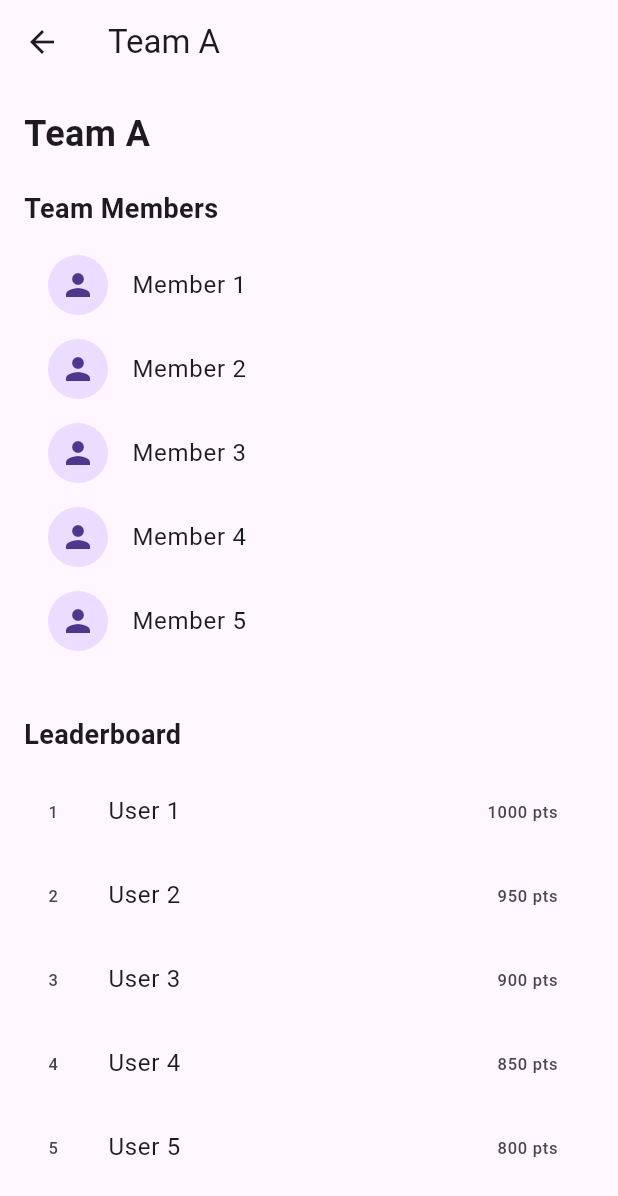
After one commit to lurking92/youroldmove, a Flutter app: the TeamPage screen opened by its route, after a tap on "Team A", on a phone screen of 412 x 824 dp. The commit adds this screen. Shown: the top 1196 px of the screen. Run offline on Flutter 3.47's test engine with Material 3 defaults, Android fonts, the phone set to English and light mode, and no system bars; our stand-ins replace cloud_firestore, firebase_auth, firebase_core, firebase_storage, image_picker, table_calendar; accounts and stored records are empty.

Commit message:
Add Team page and detail page with necessary updates.05/17

```diff
--- a/lib/main.dart
+++ b/lib/main.dart
@@ -10,6 +10,7 @@ import 'package:myapp/setting.dart';
 import 'package:myapp/signup.dart';
 // 新增 import
 import 'package:myapp/start.dart';
+import 'package:myapp/team.dart';
 
 void main() async {
   WidgetsFlutterBinding.ensureInitialized();
@@ -45,6 +46,7 @@ class SportApp extends StatelessWidget {
         // 新增路由
         '/start': (context) => StartPage(),
         '/record': (context) => RecordPage(),
+        '/team': (context) => const TeamPage(),
       },
     );
   }
--- /dev/null
+++ b/lib/team.dart
@@ -0,0 +1,86 @@
+import 'package:flutter/material.dart';
+import 'package:myapp/team_detail.dart';
+
+class TeamPage extends StatefulWidget {
+  const TeamPage({super.key});
+
+  @override
+  State<TeamPage> createState() => _TeamPageState();
+}
+
+class _TeamPageState extends State<TeamPage> {
+  // 模擬已加入的團隊列表
+  final List<String> _joinedTeams = ['Team A', 'Team B', 'Team C'];
+
+  void _showAddTeamOptions() {
+    showModalBottomSheet(
+      context: context,
+      builder: (BuildContext context) {
+        return Column(
+          mainAxisSize: MainAxisSize.min,
+          children: <Widget>[
+            ListTile(
+              leading: const Icon(Icons.add),
+              title: const Text('Creat a new team'),
+              onTap: () {
+                Navigator.pop(context);
+                // 導航到創建團隊頁面或顯示創建團隊的對話框
+                print('創建團隊');
+              },
+            ),
+            ListTile(
+              leading: const Icon(Icons.group_add),
+              title: const Text('Join team'),
+              onTap: () {
+                Navigator.pop(context);
+                // 導航到加入團隊頁面或顯示加入團隊的對話框
+                print('加入團隊');
+              },
+            ),
+          ],
+        );
+      },
+    );
+  }
+
+  void _navigateToTeamDetail(String teamName) {
+    Navigator.push(
+      context,
+      MaterialPageRoute(
+        builder: (context) => TeamDetailPage(teamName: teamName),
+      ),
+    );
+    print('導航到 $teamName 的詳細頁面');
+  }
+
+
+  @override
+  Widget build(BuildContext context) {
+    return Scaffold(
+      appBar: AppBar(
+        title: const Text('Team'),
+      ),
+      floatingActionButton: FloatingActionButton(
+        onPressed: _showAddTeamOptions,
+        child: const Icon(Icons.add),
+      ),
+      body: _joinedTeams.isEmpty
+          ? const Center(
+        child: Text('您尚未加入任何團隊'),
+      )
+          : ListView.builder(
+        itemCount: _joinedTeams.length,
+        itemBuilder: (context, index) {
+          final teamName = _joinedTeams[index];
+          return Card(
+            margin: const EdgeInsets.symmetric(horizontal: 16, vertical: 8),
+            child: ListTile(
+              title: Text(teamName),
+              onTap: () => _navigateToTeamDetail(teamName),
+            ),
+          );
+        },
+      ),
+    );
+  }
+}
--- /dev/null
+++ b/lib/team_detail.dart
@@ -0,0 +1,81 @@
+import 'package:flutter/material.dart';
+
+class TeamDetailPage extends StatelessWidget {
+  final String teamName;
+
+  const TeamDetailPage({super.key, required this.teamName});
+
+  @override
+  Widget build(BuildContext context) {
+    return Scaffold(
+      appBar: AppBar(
+        title: Text(teamName ?? 'Team Details'), // 團隊詳細資訊
+      ),
+      body: Padding(
+        padding: const EdgeInsets.all(16.0),
+        child: Column(
+          crossAxisAlignment: CrossAxisAlignment.start,
+          children: [
+            // Team Name
+            Text(
+              teamName ?? 'Loading...', // 載入中...
+              style: const TextStyle(fontSize: 24, fontWeight: FontWeight.bold),
+            ),
+            const SizedBox(height: 20),
+
+            // Team Members Title
+            // Team Members Title
+            const Text(
+              'Team Members', // 隊伍成員
+              style: TextStyle(fontSize: 18, fontWeight: FontWeight.bold),
+            ),
+            const SizedBox(height: 10),
+
+            // Team Members List (先用模擬資料)
+            Expanded(
+              child: ListView.builder(
+                shrinkWrap: true,
+                physics: const NeverScrollableScrollPhysics(), // 如果外層有 SingleChildScrollView
+                itemCount: 5, // 模擬 5 個成員
+                itemBuilder: (context, index) {
+                  return ListTile(
+                    leading: const CircleAvatar(
+                      // Display member avatar
+                      child: Icon(Icons.person),
+                    ),
+                    title: Text('Member ${index + 1}'), // 成員
+                    // You can add more member info, e.g., points
+                  );
+                },
+              ),
+            ),
+            const SizedBox(height: 20),
+
+            // Leaderboard Title
+            const Text(
+              'Leaderboard', // 排行榜
+              style: TextStyle(fontSize: 18, fontWeight: FontWeight.bold),
+            ),
+            const SizedBox(height: 10),
+
+            // Leaderboard (先用模擬資料)
+            Expanded(
+              child: ListView.builder(
+                shrinkWrap: true,
+                physics: const NeverScrollableScrollPhysics(), // 如果外層有 SingleChildScrollView
+                itemCount: 10, // 模擬 10 個排行榜條目
+                itemBuilder: (context, index) {
+                  return ListTile(
+                    leading: Text('${index + 1}'), // 排名
+                    title: Text('User ${index + 1}'), // 使用者
+                    trailing: Text('${(1000 - index * 50)} pts'), // 模擬分數
+                  );
+                },
+              ),
+            ),
+          ],
+        ),
+      ),
+    );
+  }
+}
```
Also changed, not shown: pubspec.lock.
